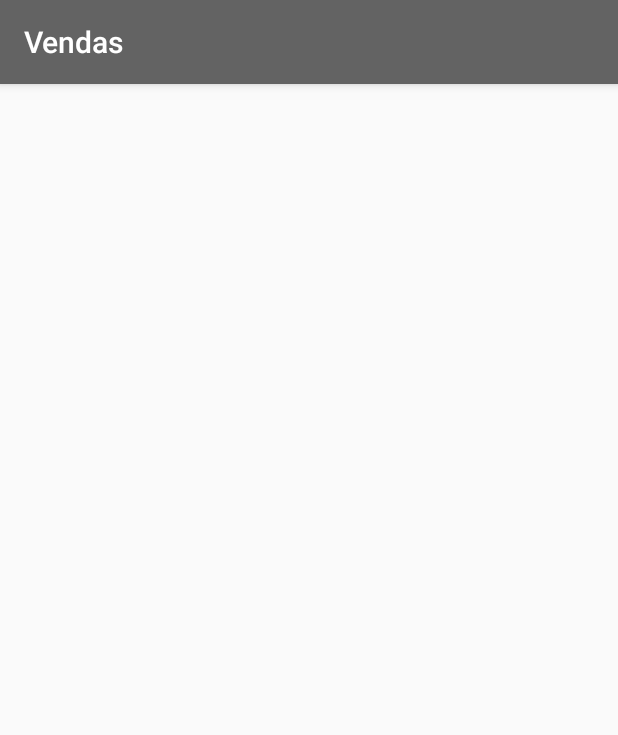
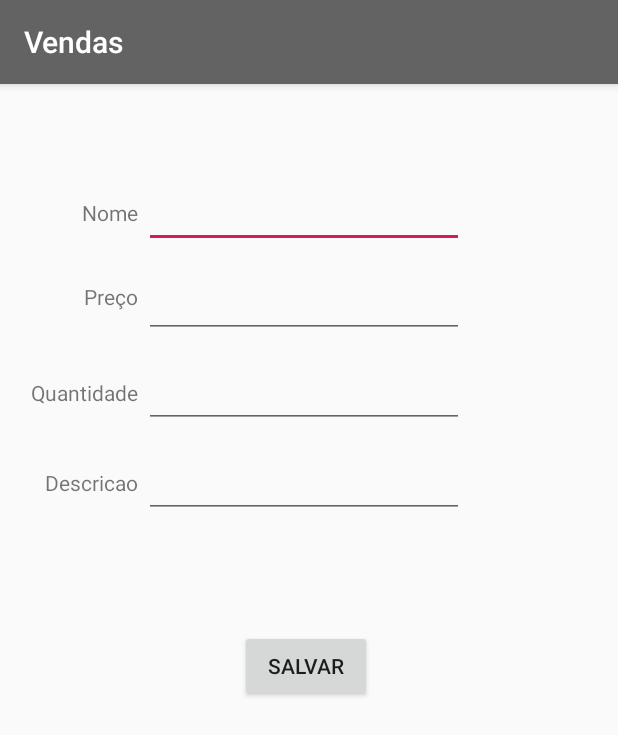
Before and after one commit to wesleygrignani/Trabalho, an Android app: the tela_vender screen opened directly, with no data from a screen before it, on a phone screen of 412 x 824 dp. Shown: the top 735 px of the screen. Run offline under Robolectric (Android 15) with nearby library versions, the phone set to English and light mode, and no system bars.

Commit message:
Teste com criacao de classe produto

```diff
--- /dev/null
+++ b/app/src/main/java/com/example/trabalho/Produto.java
@@ -0,0 +1,42 @@
+package com.example.trabalho;
+
+public class Produto {
+
+    String nome;
+    int quantidade;
+    float preco_unitario;
+    String descricao;
+
+    public String getNome() {
+        return nome;
+    }
+
+    public void setNome(String nome) {
+        this.nome = nome;
+    }
+
+    public int getQuantidade() {
+        return quantidade;
+    }
+
+    public void setQuantidade(int quantidade) {
+        this.quantidade = quantidade;
+    }
+
+    public float getPreco_unitario() {
+        return preco_unitario;
+    }
+
+    public void setPreco_unitario(float preco_unitario) {
+        this.preco_unitario = preco_unitario;
+    }
+
+    public String getDescricao() {
+        return descricao;
+    }
+
+    public void setDescricao(String descricao) {
+        this.descricao = descricao;
+    }
+
+}
--- a/app/src/main/java/com/example/trabalho/tela_comprar.java
+++ b/app/src/main/java/com/example/trabalho/tela_comprar.java
@@ -9,7 +9,7 @@ public class tela_comprar extends AppCompatActivity {
     @Override
     protected void onCreate(@Nullable Bundle savedInstaceState){
         super.onCreate(savedInstaceState);
+        setContentView(R.layout.activity_comprar);
 
-        setContentView(R.layout.activity_comprar);
     }
 }
--- a/app/src/main/java/com/example/trabalho/tela_vender.java
+++ b/app/src/main/java/com/example/trabalho/tela_vender.java
@@ -3,6 +3,11 @@ package com.example.trabalho;
 import android.os.Bundle;
 import android.support.annotation.Nullable;
 import android.support.v7.app.AppCompatActivity;
+import android.view.View;
+import android.widget.EditText;
+import android.widget.TextView;
+
+import java.util.ArrayList;
 
 public class tela_vender extends AppCompatActivity {
     @Override
@@ -10,5 +15,30 @@ public class tela_vender extends AppCompatActivity {
 
         super.onCreate(savedInstaceState);
         setContentView(R.layout.activity_vender);
+
+    }
+
+    public void salvarInformacoes(View view){
+        Produto p = new Produto();
+
+        ArrayList<Produto> lista = new ArrayList<>();
+
+
+        EditText e1 = (EditText) findViewById(R.id.text_nome);
+        p.setNome(e1.getText().toString());
+
+        e1 = (EditText) findViewById(R.id.text_preco);
+        p.setPreco_unitario(Float.valueOf(e1.getText().toString()));
+
+        e1 = (EditText) findViewById(R.id.text_quantidade);
+        p.setQuantidade(Integer.valueOf(e1.getText().toString()));
+
+        e1 = (EditText) findViewById(R.id.text_descricao);
+        p.setDescricao(e1.getText().toString());
+
+
+        TextView e2 = (TextView) findViewById(R.id.textView);
+        e2.setText(p.getNome() +  Float.toString(p.getPreco_unitario()));
+
     }
 }
--- a/app/src/main/res/layout/activity_comprar.xml
+++ b/app/src/main/res/layout/activity_comprar.xml
@@ -1,6 +1,7 @@
 <?xml version="1.0" encoding="utf-8"?>
 <android.support.constraint.ConstraintLayout
     xmlns:android="http://schemas.android.com/apk/res/android"
+    xmlns:app="http://schemas.android.com/apk/res-auto"
     xmlns:tools="http://schemas.android.com/tools"
     android:layout_width="match_parent"
     android:layout_height="match_parent"/>
--- a/app/src/main/res/layout/activity_vender.xml
+++ b/app/src/main/res/layout/activity_vender.xml
@@ -1,6 +1,128 @@
 <?xml version="1.0" encoding="utf-8"?>
 <android.support.constraint.ConstraintLayout
-    xmlns:android="http://schemas.android.com/apk/res/android" android:layout_width="match_parent"
+    xmlns:android="http://schemas.android.com/apk/res/android"
+    xmlns:app="http://schemas.android.com/apk/res-auto"
+    xmlns:tools="http://schemas.android.com/tools"
+    android:layout_width="match_parent"
     android:layout_height="match_parent">
 
+    <EditText
+        android:id="@+id/text_nome"
+        android:layout_width="wrap_content"
+        android:layout_height="wrap_content"
+        android:layout_marginStart="96dp"
+        android:layout_marginLeft="96dp"
+        android:layout_marginTop="64dp"
+        android:ems="10"
+        android:inputType="textPersonName"
+        app:layout_constraintStart_toStartOf="parent"
+        app:layout_constraintTop_toTopOf="parent" />
+
+    <EditText
+        android:id="@+id/text_quantidade"
+        android:layout_width="wrap_content"
+        android:layout_height="wrap_content"
+        android:layout_marginStart="96dp"
+        android:layout_marginLeft="96dp"
+        android:layout_marginTop="184dp"
+        android:ems="10"
+        android:inputType="number"
+        app:layout_constraintStart_toStartOf="parent"
+        app:layout_constraintTop_toTopOf="parent" />
+
+    <EditText
+        android:id="@+id/text_preco"
+        android:layout_width="wrap_content"
+        android:layout_height="wrap_content"
+        android:layout_marginStart="96dp"
+        android:layout_marginLeft="96dp"
+        android:layout_marginTop="124dp"
+        android:ems="10"
+        android:inputType="number"
+        app:layout_constraintStart_toStartOf="parent"
+        app:layout_constraintTop_toTopOf="parent" />
+
+    <Button
+        android:id="@+id/btn_salvar"
+        android:layout_width="wrap_content"
+        android:layout_height="wrap_content"
+        android:layout_marginStart="160dp"
+        android:layout_marginLeft="160dp"
+        android:layout_marginTop="364dp"
+        android:onClick="salvarInformacoes"
+        android:text="Salvar"
+        app:layout_constraintStart_toStartOf="parent"
+        app:layout_constraintTop_toTopOf="parent" />
+
+    <EditText
+        android:id="@+id/text_descricao"
+        android:layout_width="wrap_content"
+        android:layout_height="wrap_content"
+        android:layout_marginStart="96dp"
+        android:layout_marginLeft="96dp"
+        android:layout_marginTop="244dp"
+        android:ems="10"
+        android:gravity="start|top"
+        android:inputType="textMultiLine"
+        app:layout_constraintStart_toStartOf="parent"
+        app:layout_constraintTop_toTopOf="parent" />
+
+    <TextView
+        android:id="@+id/textView"
+        android:layout_width="232dp"
+        android:layout_height="137dp"
+        android:layout_marginStart="89dp"
+        android:layout_marginLeft="89dp"
+        android:layout_marginEnd="90dp"
+        android:layout_marginRight="90dp"
+        android:layout_marginBottom="136dp"
+        app:layout_constraintBottom_toBottomOf="parent"
+        app:layout_constraintEnd_toEndOf="parent"
+        app:layout_constraintHorizontal_bias="0.0"
+        app:layout_constraintStart_toStartOf="parent" />
+
+    <TextView
+        android:id="@+id/textView2"
+        android:layout_width="wrap_content"
+        android:layout_height="wrap_content"
+        android:layout_marginTop="76dp"
+        android:layout_marginEnd="4dp"
+        android:layout_marginRight="4dp"
+        android:text="Nome"
+        app:layout_constraintEnd_toStartOf="@+id/text_nome"
+        app:layout_constraintTop_toTopOf="parent" />
+
+    <TextView
+        android:id="@+id/textView3"
+        android:layout_width="wrap_content"
+        android:layout_height="wrap_content"
+        android:layout_marginTop="132dp"
+        android:layout_marginEnd="4dp"
+        android:layout_marginRight="4dp"
+        android:text="Preço"
+        app:layout_constraintEnd_toStartOf="@+id/text_preco"
+        app:layout_constraintTop_toTopOf="parent" />
+
+    <TextView
+        android:id="@+id/textView4"
+        android:layout_width="wrap_content"
+        android:layout_height="wrap_content"
+        android:layout_marginTop="196dp"
+        android:layout_marginEnd="4dp"
+        android:layout_marginRight="4dp"
+        android:text="Quantidade"
+        app:layout_constraintEnd_toStartOf="@+id/text_quantidade"
+        app:layout_constraintTop_toTopOf="parent" />
+
+    <TextView
+        android:id="@+id/textView5"
+        android:layout_width="wrap_content"
+        android:layout_height="wrap_content"
+        android:layout_marginTop="256dp"
+        android:layout_marginEnd="4dp"
+        android:layout_marginRight="4dp"
+        android:text="Descricao"
+        app:layout_constraintEnd_toStartOf="@+id/text_descricao"
+        app:layout_constraintTop_toTopOf="parent" />
+
 </android.support.constraint.ConstraintLayout>
```
